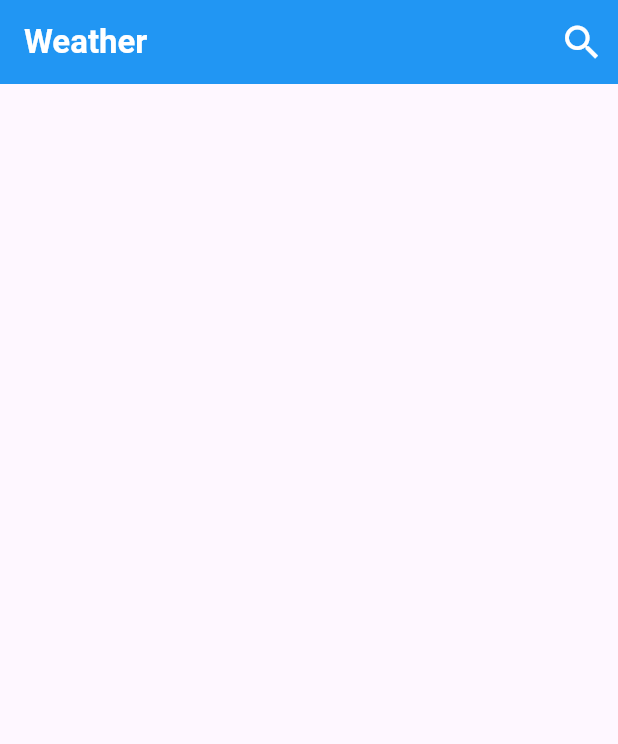
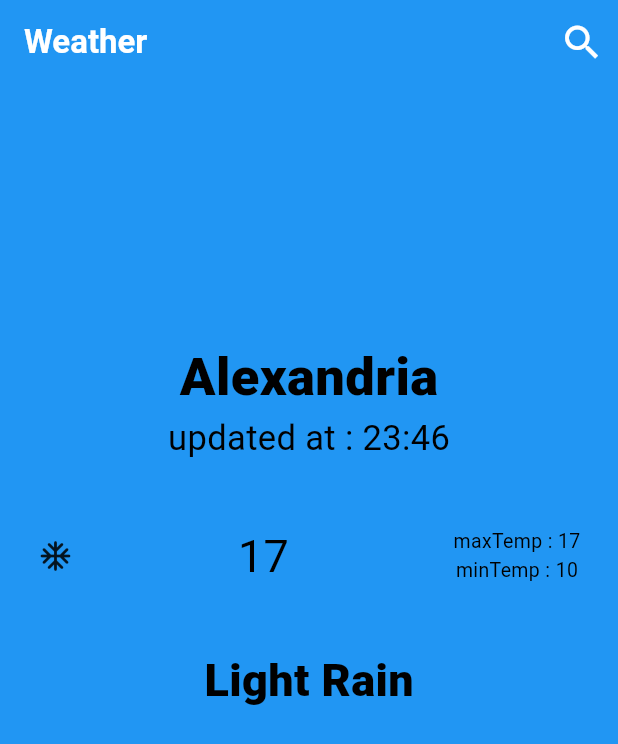
Before and after one commit to Elhaw2003/weather-app, a Flutter app: the screen it shows after launch, on a phone screen of 412 x 824 dp. Shown: the top 744 px of the screen. Run offline on Flutter 3.47's test engine with Material 3 defaults, Android fonts, the phone set to English and light mode, and no system bars.

Commit message:
weather_widget and no_weather_widget finish by design only

```diff
--- a/lib/core/utilies/app_colors.dart
+++ b/lib/core/utilies/app_colors.dart
@@ -5,4 +5,5 @@ import 'package:flutter/material.dart';
 class AppColors{
   static const Color white = Colors.white;
   static const Color blue = Colors.blue;
+  static const Color black = Colors.black;
 }
--- a/lib/core/utilies/app_texts.dart
+++ b/lib/core/utilies/app_texts.dart
@@ -1,3 +1,4 @@
 class AppTexts{
   static const String weather = "Weather";
+  static const String noWeather = "There is no weather , \nstart searching now";
 }
--- a/lib/featuers/home_page/presentation/view/home_page_screen.dart
+++ b/lib/featuers/home_page/presentation/view/home_page_screen.dart
@@ -1,14 +1,19 @@
 import 'package:flutter/material.dart';
+import 'package:weather_app/core/utilies/app_colors.dart';
 import 'package:weather_app/featuers/home_page/presentation/view/widget/home_page_appbar.dart';
+import 'package:weather_app/featuers/home_page/presentation/view/widget/no_weather_widget.dart';
+import 'package:weather_app/featuers/home_page/presentation/view/widget/weather_widget.dart';
 class HomePageScreen extends StatelessWidget {
   const HomePageScreen({super.key});
 
   @override
   Widget build(BuildContext context) {
     return Scaffold(
+      backgroundColor: AppColors.blue,
       appBar: AppBar(
         flexibleSpace: const HomePageAppbar(),
-    )
+    ),
+      body: const WeatherWidget(),
     );
   }
 }
--- /dev/null
+++ b/lib/featuers/home_page/presentation/view/widget/no_weather_widget.dart
@@ -0,0 +1,21 @@
+import 'package:flutter/material.dart';
+import 'package:weather_app/core/utilies/app_colors.dart';
+import 'package:weather_app/core/utilies/app_texts.dart';
+
+class NoWeatherWidget extends StatelessWidget {
+  const NoWeatherWidget({super.key});
+
+  @override
+  Widget build(BuildContext context) {
+    return const Center(
+      child:  Text(
+        AppTexts.noWeather,
+        style: TextStyle(
+          color: AppColors.black,
+          fontWeight: FontWeight.w800,
+          fontSize: 30,
+        ),
+      ),
+    );
+  }
+}
--- /dev/null
+++ b/lib/featuers/home_page/presentation/view/widget/weather_widget.dart
@@ -0,0 +1,84 @@
+import 'package:flutter/material.dart';
+import 'package:weather_app/core/utilies/app_colors.dart';
+
+class WeatherWidget extends StatelessWidget {
+  const WeatherWidget({super.key});
+
+  @override
+  Widget build(BuildContext context) {
+    return const Center(
+      child: Padding(
+        padding: EdgeInsets.only(top: 170),
+        child: Column(
+          // mainAxisAlignment: MainAxisAlignment.center,
+          children: [
+            Text(
+              "Alexandria",
+              style: TextStyle(
+                fontWeight: FontWeight.w800,
+                fontSize: 35,
+                color: AppColors.black
+              ),
+            ),
+            Text(
+              "updated at : 23:46",
+              style: TextStyle(
+                fontWeight: FontWeight.w400,
+                fontSize: 23,
+                color: AppColors.black
+              ),
+            ),
+            SizedBox(height: 40,),
+            Padding(
+              padding: EdgeInsets.symmetric(horizontal: 25),
+              child: Row(
+                children: [
+                  Icon(Icons.ac_unit_rounded),
+                  Spacer(),
+                  Text(
+                    "17",
+                    style: TextStyle(
+                      fontWeight: FontWeight.w400,
+                      fontSize: 30,
+                      color: AppColors.black
+                    ),
+                  ),
+                  Spacer(),
+                  Column(
+                    children: [
+                      Text(
+                        "maxTemp : 17",
+                        style: TextStyle(
+                            fontWeight: FontWeight.w400,
+                            fontSize: 13,
+                            color: AppColors.black
+                        ),
+                      ),
+                      Text(
+                        "minTemp : 10",
+                        style: TextStyle(
+                            fontWeight: FontWeight.w400,
+                            fontSize: 13,
+                            color: AppColors.black
+                        ),
+                      ),
+                    ],
+                  ),
+                ],
+              ),
+            ),
+            SizedBox(height: 40,),
+            Text(
+              "Light Rain",
+              style: TextStyle(
+                fontWeight: FontWeight.w800,
+                fontSize: 30,
+                color: AppColors.black
+              ),
+            ),
+          ],
+        ),
+      ),
+    );
+  }
+}
```
